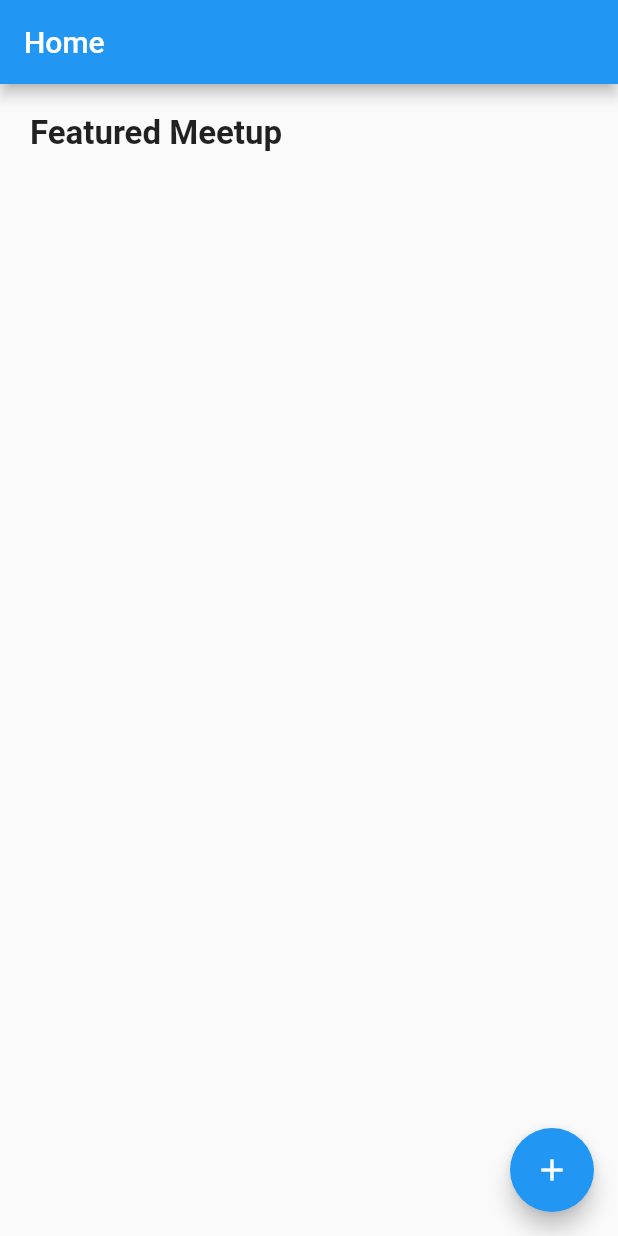
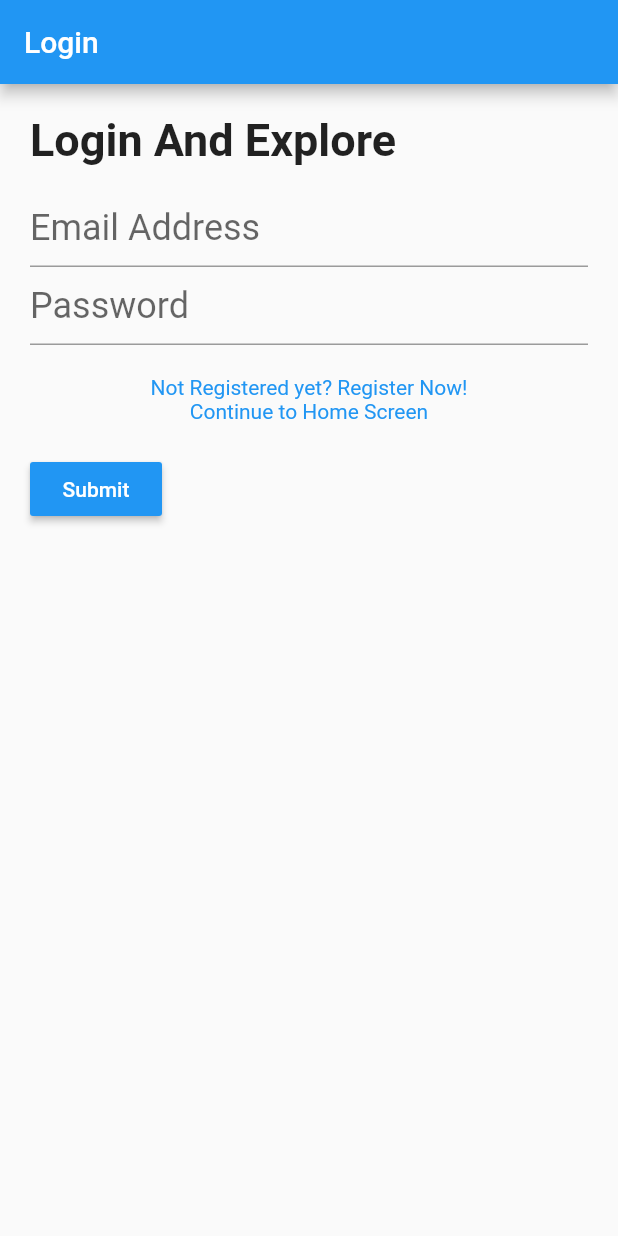
Before and after one commit to maxfnine/flutter-meetuper, a Flutter app: the screen it shows after launch, on a phone screen of 412 x 824 dp. Run offline on Flutter 3.47's test engine with Material 2 defaults, Android fonts, the phone set to English and light mode, and no system bars; our stand-ins replace faker.

Commit message:
end of day 02.02.2020

```diff
--- a/lib/main.dart
+++ b/lib/main.dart
@@ -1,6 +1,8 @@
 import 'package:flutter/material.dart';
+import 'package:flutter_meetuper/src/screens/login_screen.dart';
 import 'package:flutter_meetuper/src/screens/meetup_detail_screen.dart';
 import 'package:flutter_meetuper/src/screens/meetup_home_screen.dart';
+import 'package:flutter_meetuper/src/screens/register_screen.dart';
 
 void main() => runApp(MeetuperApp());
 
@@ -13,16 +15,23 @@ class MeetuperApp extends StatelessWidget {
       theme: ThemeData(
         primarySwatch: Colors.blue,
       ),
-      home: MeetupHomeScreen(),
-      // routes: {
-      //   MeetupDetailScreen.route:(context)=>MeetupDetailScreen(),
-      //   MeetupHomeScreen.route:(context)=>MeetupHomeScreen(),
-      // },
+      home: LoginScreen(),
+      routes: {
+        MeetupDetailScreen.route:(context)=>MeetupDetailScreen(),
+        MeetupHomeScreen.route:(context)=>MeetupHomeScreen(),
+        LoginScreen.route:(context)=>LoginScreen(),
+        RegisterScreen.route:(context)=>RegisterScreen(),
+      },
       onGenerateRoute: (RouteSettings settings) {
         if (settings.name == MeetupDetailScreen.route) {
           final MeetupDetailArguments arguments = settings.arguments;
           print(arguments);
-          return MaterialPageRoute(builder: (context) => MeetupDetailScreen(meetupId:arguments.id));
+          return MaterialPageRoute(
+              builder: (context) => MeetupDetailScreen(meetupId: arguments.id));
+        } else if (settings.name == LoginScreen.route) {
+          return MaterialPageRoute(builder: (context) => LoginScreen());
+        } else if (settings.name == RegisterScreen.route) {
+          return MaterialPageRoute(builder: (context) => RegisterScreen());
         } else {
           return MaterialPageRoute(builder: (context) => MeetupHomeScreen());
         }
--- /dev/null
+++ b/lib/src/models/forms.dart
@@ -0,0 +1,4 @@
+class LoginFormData{
+  String email='';
+  String password='';
+}
--- /dev/null
+++ b/lib/src/screens/login_screen.dart
@@ -0,0 +1,143 @@
+import 'package:flutter/material.dart';
+import 'package:flutter_meetuper/src/screens/meetup_home_screen.dart';
+import 'package:flutter_meetuper/src/screens/register_screen.dart';
+import '../utils/validators.dart';
+import '../models/forms.dart';
+
+
+class LoginScreen extends StatefulWidget {
+  static final String route = '/login';
+
+  _LoginScreenState createState() => _LoginScreenState();
+}
+
+class _LoginScreenState extends State<LoginScreen> {
+  final GlobalKey<FormState> _formKey = GlobalKey<FormState>();
+  final GlobalKey<FormFieldState<String>> _passwordKey =
+      GlobalKey<FormFieldState<String>>();
+  final GlobalKey<FormFieldState<String>> _emailKey =
+      GlobalKey<FormFieldState<String>>();
+  final _emailController = TextEditingController();
+  final _passwordController = TextEditingController();
+  LoginFormData _loginData = LoginFormData();
+  bool _autovalidate=false;
+  @override
+  void initState() {
+    super.initState();
+    // _emailController.addListener(() {print(_emailController.text);});
+  }
+
+  @override
+  dispose() {
+    _emailController.dispose();
+    _passwordController.dispose();
+    super.dispose();
+  }
+
+  _submit() {
+    final form = _formKey.currentState;
+    if (form.validate()) {
+      form.save();
+      print('email: ${_loginData.email} | password: ${_loginData.password}');
+    }else{
+      setState(() {
+        _autovalidate=true;
+      });
+    }
+  }
+
+  Widget build(BuildContext context) {
+    return Scaffold(
+      body: Padding(
+          padding: EdgeInsets.all(20.0),
+          child: Form(
+            // Provide key
+            key: _formKey,
+            autovalidate:_autovalidate,
+            child: ListView(
+              children: [
+                Container(
+                  margin: EdgeInsets.only(bottom: 15.0),
+                  child: Text(
+                    'Login And Explore',
+                    style:
+                        TextStyle(fontSize: 30.0, fontWeight: FontWeight.bold),
+                  ),
+                ),
+                TextFormField(
+                  key: _emailKey,
+                  onSaved: (value) => _loginData.email = value,
+                  style: Theme.of(context).textTheme.headline5,
+                  validator: (value) {
+                    if (value.isEmpty) {
+                      return 'Please enter an email!';
+                    }
+
+                    if(value.length<8){
+                      return 'Minimum length of email is 8 characters!';
+                    }
+
+                    return emailValidator(value);
+                  },
+                  decoration: InputDecoration(hintText: 'Email Address'),
+                ),
+                TextFormField(
+                  key: _passwordKey,
+                  onSaved: (value) => _loginData.password = value,
+                  style: Theme.of(context).textTheme.headline5,
+                  validator: (value) {
+                    if (value.isEmpty) {
+                      return 'Please enter a password';
+                    }
+
+                    if(value.length<8){
+                      return 'Minimum length of password is 8 characters!';
+                    }
+
+                    return null;
+                  },
+                  decoration: InputDecoration(hintText: 'Password'),
+                ),
+                _buildLinks(),
+                Container(
+                    alignment: Alignment(-1.0, 0.0),
+                    margin: EdgeInsets.only(top: 10.0),
+                    child: RaisedButton(
+                      textColor: Colors.white,
+                      color: Theme.of(context).primaryColor,
+                      child: const Text('Submit'),
+                      onPressed: _submit,
+                    ))
+              ],
+            ),
+          )),
+      appBar: AppBar(title: Text('Login')),
+    );
+  }
+
+
+
+  Widget _buildLinks() {
+    return Padding(
+      padding: EdgeInsets.only(top: 20.0, bottom: 10.0),
+      child: Column(
+        children: <Widget>[
+          GestureDetector(
+            child: Text(
+              'Not Registered yet? Register Now!',
+              style: TextStyle(color: Theme.of(context).primaryColor),
+            ),
+            onTap: () => Navigator.pushNamed(context, RegisterScreen.route),
+          ),
+          GestureDetector(
+            child: Text(
+              'Continue to Home Screen',
+              style: TextStyle(color: Theme.of(context).primaryColor),
+            ),
+            onTap: () => Navigator.pushNamed(context, MeetupHomeScreen.route),
+          ),
+        ],
+      ),
+    );
+  }
+}
--- /dev/null
+++ b/lib/src/utils/validators.dart
@@ -0,0 +1,6 @@
+String emailValidator(String value) {
+  final regex=RegExp(r"^[a-zA-Z0-9.!#$%&'*+/=?^_`{|}~-]+@[a-zA-Z0-9](?:[a-zA-Z0-9-]{0,253}[a-zA-Z0-9])?(?:\.[a-zA-Z0-9](?:[a-zA-Z0-9-]{0,253}[a-zA-Z0-9])?)*$");
+  final hasMatch=regex.hasMatch(value);
+
+  return hasMatch?null:'Please enter a valid email address';
+}
```
Also changed, not shown: lib/src/screens/register_screen.dart (added, +22 -0 lines).
